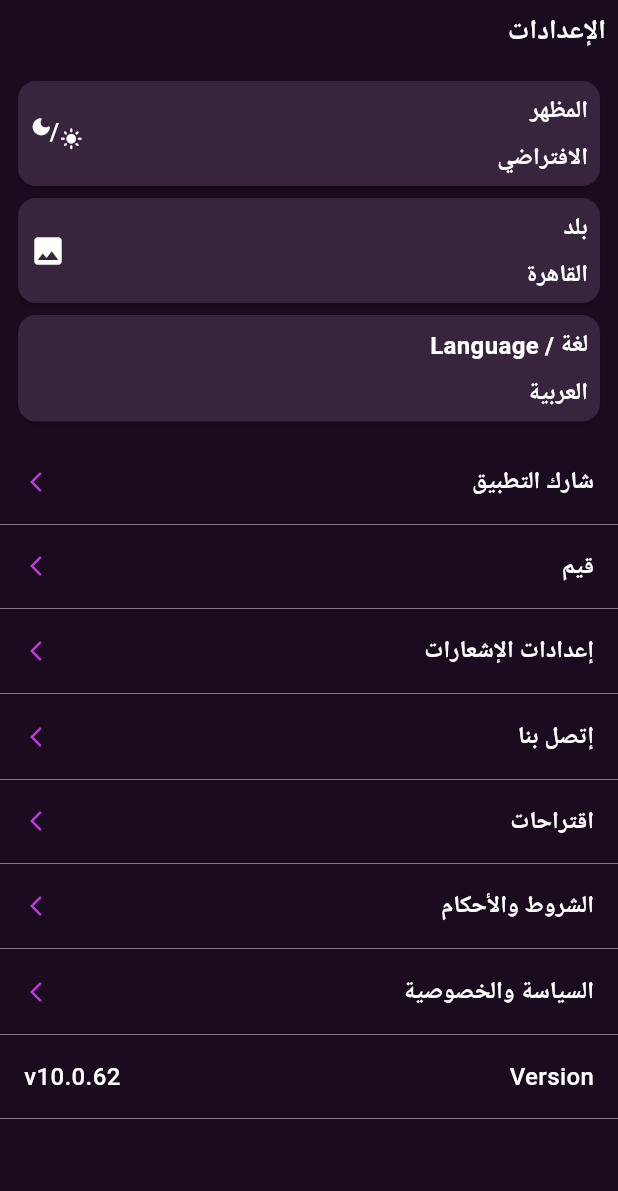
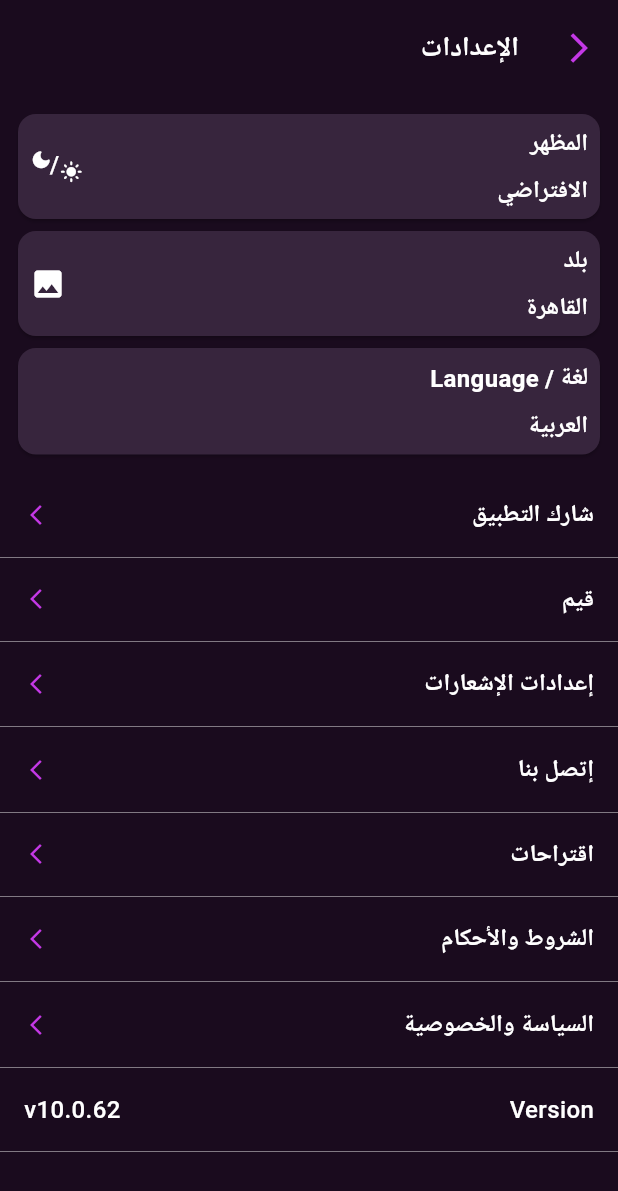
Before and after one commit to HishamKoptaN/Awfar_offers_flutter, a Flutter app: the screen it shows after launch, item 5 of the bottom bar chosen, after a tap on the "settings" icon, on a phone screen of 412 x 824 dp. Shown: the top 1191 px of the screen. Run offline on Flutter 3.47's test engine with Material 3 defaults, Android fonts, the phone set to English and light mode, and no system bars; our stand-ins replace connectivity_plus, dio, flutter_bloc, flutter_screenutil, flutter_secure_storage, freezed_annotation and 6 more; missing offline and left inert: country_flags; generated files the repository leaves out were written again; network calls fail.

Commit message:
refactor in search and setting

```diff
--- a/lib/core/helper_functions/on_generate_routes.dart
+++ b/lib/core/helper_functions/on_generate_routes.dart
@@ -36,10 +36,23 @@ Route<dynamic> onGenerateRoute(RouteSettings settings) {
       );
 
     case SearchView.routeName:
-      return MaterialPageRoute(builder: (context) => const SearchView());
+      final args = settings.arguments as Map<String, dynamic>;
+      final isBack = args['isBack'] as bool;
+      final searchLabel = args['searchLabel'] as String;
+
+      return MaterialPageRoute(
+        builder: (context) => SearchView(
+          isBack: isBack,
+          searchLabel: searchLabel,
+        ),
+      );
 
     case SettingsView.routeName:
-      return MaterialPageRoute(builder: (context) => const SettingsView());
+      return MaterialPageRoute(
+        builder: (context) => SettingsView(
+          isBack: settings.arguments as bool,
+        ),
+      );
 
     case ProfileView.routeName:
       return MaterialPageRoute(builder: (context) => const ProfileView());
--- a/lib/features/offer_details/presentation/views/widgets/full_screen_of_offer_image.dart
+++ b/lib/features/offer_details/presentation/views/widgets/full_screen_of_offer_image.dart
@@ -83,7 +83,8 @@ class _FullScreenOfOfferImageState extends State<FullScreenOfOfferImage> {
                 itemCount: widget.store.offers.length,
                 builder: (context, index) {
                   return PhotoViewGalleryPageOptions(
-                    imageProvider: AssetImage(widget.store.offers[index].image),
+                    imageProvider:
+                        NetworkImage(widget.store.offers[index].image),
                     minScale: PhotoViewComputedScale.contained * 0.8,
                     maxScale: PhotoViewComputedScale.covered * 2,
                   );
--- a/lib/features/offer_details/presentation/views/widgets/offer_details_view_body.dart
+++ b/lib/features/offer_details/presentation/views/widgets/offer_details_view_body.dart
@@ -1,7 +1,6 @@
 import 'package:aroodi_app/features/offer_details/presentation/views/widgets/app_bar_in_offer_details.dart';
 import 'package:aroodi_app/features/offer_details/presentation/views/widgets/offers_grid_view.dart';
 import 'package:aroodi_app/features/offer_details/presentation/views/widgets/text_and_share_notification_icon.dart';
-import 'package:aroodi_app/features/offer_details/presentation/views/widgets/view_products_widget_button.dart';
 import 'package:aroodi_app/features/offers/data/models/offers_response_model.dart';
 import 'package:flutter/material.dart';
 
@@ -25,7 +24,7 @@ class OfferDetailsViewBody extends StatelessWidget {
             title: store.name,
             urlImage: store.image,
           ),
-          const ViewProductsWidgetButton(),
+          // const ViewProductsWidgetButton(),
           const TextAndShareAndNotificationIcon(),
           const SizedBox(
             height: 24,
--- a/lib/features/profile/presentation/views/widgets/icon_and_text_widget.dart
+++ b/lib/features/profile/presentation/views/widgets/icon_and_text_widget.dart
@@ -5,13 +5,15 @@ class IconAndTextWidget extends StatelessWidget {
     super.key,
     required this.title,
     required this.iconData,
+    required this.onTap,
   });
   final String title;
   final IconData iconData;
+  final void Function() onTap;
   @override
   Widget build(BuildContext context) {
     return GestureDetector(
-      onTap: () {},
+      onTap: onTap,
       child: Column(
         children: [
           Icon(
--- a/lib/features/profile/presentation/views/widgets/profile_view_body.dart
+++ b/lib/features/profile/presentation/views/widgets/profile_view_body.dart
@@ -43,7 +43,11 @@ class ProfileViewBody extends StatelessWidget {
                 ),
                 IconButton(
                   onPressed: () {
-                    Navigator.pushNamed(context, SettingsView.routeName);
+                    Navigator.pushNamed(
+                      context,
+                      SettingsView.routeName,
+                      arguments: true,
+                    );
                   },
                   icon: const Icon(
                     Icons.settings,
@@ -56,24 +60,34 @@ class ProfileViewBody extends StatelessWidget {
             const SizedBox(
               height: 40,
             ),
-            const Row(
+            Row(
               mainAxisAlignment: MainAxisAlignment.spaceAround,
               children: [
                 IconAndTextWidget(
                   iconData: Icons.login_outlined,
                   title: "تسجيل الدخول",
+                  onTap: () {},
                 ),
                 IconAndTextWidget(
                   iconData: Icons.notifications_none_outlined,
                   title: "إشعار",
+                  onTap: () {},
                 ),
                 IconAndTextWidget(
                   iconData: Icons.bookmark_outline_outlined,
                   title: "الإشارات المرجعية",
+                  onTap: () {},
                 ),
                 IconAndTextWidget(
                   iconData: Icons.settings_outlined,
                   title: "الإعدادات",
+                  onTap: () {
+                    Navigator.pushNamed(
+                      context,
+                      SettingsView.routeName,
+                      arguments: true,
+                    );
+                  },
                 ),
               ],
             ),
--- a/lib/features/search/presentation/views/search_view.dart
+++ b/lib/features/search/presentation/views/search_view.dart
@@ -2,15 +2,24 @@ import 'package:aroodi_app/features/search/presentation/views/widgets/search_vie
 import 'package:flutter/material.dart';
 
 class SearchView extends StatelessWidget {
-  const SearchView({super.key});
+  const SearchView({
+    super.key,
+    required this.isBack,
+    required this.searchLabel,
+  });
+  final bool isBack;
+  final String searchLabel;
 
   static const String routeName = 'search_view';
 
   @override
   Widget build(BuildContext context) {
-    return const SafeArea(
+    return SafeArea(
       child: Scaffold(
-        body: SearchViewBody(),
+        body: SearchViewBody(
+          isBack: isBack,
+          searchLabel: searchLabel,
+        ),
       ),
     );
   }
--- a/lib/features/search/presentation/views/widgets/search_view_body.dart
+++ b/lib/features/search/presentation/views/widgets/search_view_body.dart
@@ -3,7 +3,13 @@ import 'package:aroodi_app/core/widgets/custom_text_form_field.dart';
 import 'package:flutter/material.dart';
 
 class SearchViewBody extends StatefulWidget {
-  const SearchViewBody({super.key});
+  const SearchViewBody({
+    super.key,
+    required this.isBack,
+    required this.searchLabel,
+  });
+  final bool isBack;
+  final String searchLabel;
 
   @override
   State<SearchViewBody> createState() => _SearchViewBodyState();
@@ -71,11 +77,11 @@ class _SearchViewBodyState extends State<SearchViewBody> {
         children: [
           Row(
             children: [
-              const CustomBackButton(),
+              widget.isBack ? const CustomBackButton() : const SizedBox(),
               Expanded(
                 child: CustomTextFormField(
                   controller: searchController,
-                  hintText: "بحث",
+                  hintText: widget.searchLabel,
                   textInputType: TextInputType.text,
                 ),
               ),
--- a/lib/features/settings/presentation/views/settings_view.dart
+++ b/lib/features/settings/presentation/views/settings_view.dart
@@ -2,15 +2,17 @@ import 'package:aroodi_app/features/settings/presentation/views/widgets/settings
 import 'package:flutter/material.dart';
 
 class SettingsView extends StatelessWidget {
-  const SettingsView({super.key});
+  const SettingsView({super.key, required this.isBack});
+
+  final bool isBack;
 
   static const String routeName = 'settings_view';
 
   @override
   Widget build(BuildContext context) {
-    return const SafeArea(
+    return SafeArea(
       child: Scaffold(
-        body: SettingsViewBody(),
+        body: SettingsViewBody(isBack: isBack),
       ),
     );
   }
--- a/lib/features/settings/presentation/views/widgets/settings_view_body.dart
+++ b/lib/features/settings/presentation/views/widgets/settings_view_body.dart
@@ -1,3 +1,4 @@
+import 'package:aroodi_app/core/widgets/custom_back_button.dart';
 import 'package:aroodi_app/core/widgets/custom_divider_widget.dart';
 import 'package:aroodi_app/features/settings/presentation/views/widgets/card_in_settings.dart';
 import 'package:aroodi_app/features/settings/presentation/views/widgets/custom_setting_widget.dart';
@@ -5,18 +6,26 @@ import 'package:aroodi_app/features/settings/presentation/views/widgets/default_
 import 'package:flutter/material.dart';
 
 class SettingsViewBody extends StatelessWidget {
-  const SettingsViewBody({super.key});
+  const SettingsViewBody({super.key, required this.isBack});
+
+  final bool isBack;
 
   @override
   Widget build(BuildContext context) {
-    return const Scaffold(
+    return Scaffold(
       body: SingleChildScrollView(
         child: Column(
           crossAxisAlignment: CrossAxisAlignment.start,
           children: [
             Padding(
-              padding: EdgeInsets.all(8),
-              child: Text(
+              padding: const EdgeInsets.all(8),
+              child: Row(
+                children: [
+                  isBack ? const CustomBackButton() : const SizedBox(),
+                  const SizedBox(
+                    width: 10,
+                  ),
+                  const Text(
                     "الإعدادات",
                     style: TextStyle(
                       fontSize: 18,
@@ -24,11 +33,13 @@ class SettingsViewBody extends StatelessWidget {
                       color: Colors.white,
                     ),
                   ),
+                ],
               ),
-            SizedBox(
+            ),
+            const SizedBox(
               height: 8,
             ),
-            Padding(
+            const Padding(
               padding: EdgeInsets.symmetric(horizontal: 8),
               child: CardInSettings(
                 title: "المظهر",
@@ -36,7 +47,7 @@ class SettingsViewBody extends StatelessWidget {
                 iconWidget: DefaultModeIconsWidget(),
               ),
             ),
-            Padding(
+            const Padding(
               padding: EdgeInsets.symmetric(horizontal: 8),
               child: CardInSettings(
                 title: "بلد",
@@ -47,7 +58,7 @@ class SettingsViewBody extends StatelessWidget {
                 ),
               ),
             ),
-            Padding(
+            const Padding(
               padding: EdgeInsets.symmetric(horizontal: 8),
               child: CardInSettings(
                 title: "لغة / Language",
@@ -55,38 +66,38 @@ class SettingsViewBody extends StatelessWidget {
                 iconWidget: SizedBox(),
               ),
             ),
-            SizedBox(
+            const SizedBox(
               height: 8,
             ),
-            CustomSettingWidget(
+            const CustomSettingWidget(
               title: "شارك التطبيق",
             ),
-            CustomDividerWidget(),
-            CustomSettingWidget(
+            const CustomDividerWidget(),
+            const CustomSettingWidget(
               title: "قيم",
             ),
-            CustomDividerWidget(),
-            CustomSettingWidget(
+            const CustomDividerWidget(),
+            const CustomSettingWidget(
               title: "إعدادات الإشعارات",
             ),
-            CustomDividerWidget(),
-            CustomSettingWidget(
+            const CustomDividerWidget(),
+            const CustomSettingWidget(
               title: "إتصل بنا",
             ),
-            CustomDividerWidget(),
-            CustomSettingWidget(
+            const CustomDividerWidget(),
+            const CustomSettingWidget(
               title: "اقتراحات",
             ),
-            CustomDividerWidget(),
-            CustomSettingWidget(
+            const CustomDividerWidget(),
+            const CustomSettingWidget(
               title: "الشروط والأحكام",
             ),
-            CustomDividerWidget(),
-            CustomSettingWidget(
+            const CustomDividerWidget(),
+            const CustomSettingWidget(
               title: "السياسة والخصوصية",
             ),
-            CustomDividerWidget(),
-            Padding(
+            const CustomDividerWidget(),
+            const Padding(
               padding: EdgeInsets.symmetric(horizontal: 16, vertical: 16),
               child: Row(
                 children: [
@@ -110,8 +121,8 @@ class SettingsViewBody extends StatelessWidget {
                 ],
               ),
             ),
-            CustomDividerWidget(),
-            SizedBox(
+            const CustomDividerWidget(),
+            const SizedBox(
               height: 8,
             ),
           ],
```
Also changed, not shown: lib/features/offer_details/presentation/views/widgets/app_bar_in_offer_details.dart (+17 -4 lines), lib/home_view.dart (+7 -2 lines). Lines whose indentation alone changed are shown as unchanged.
